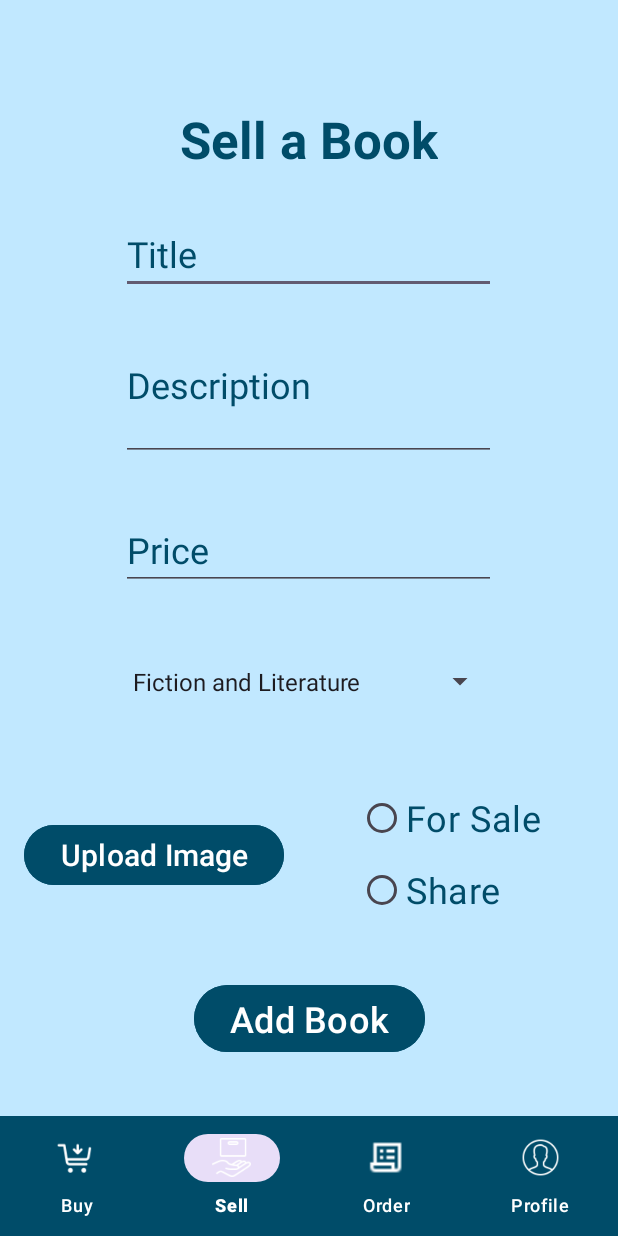
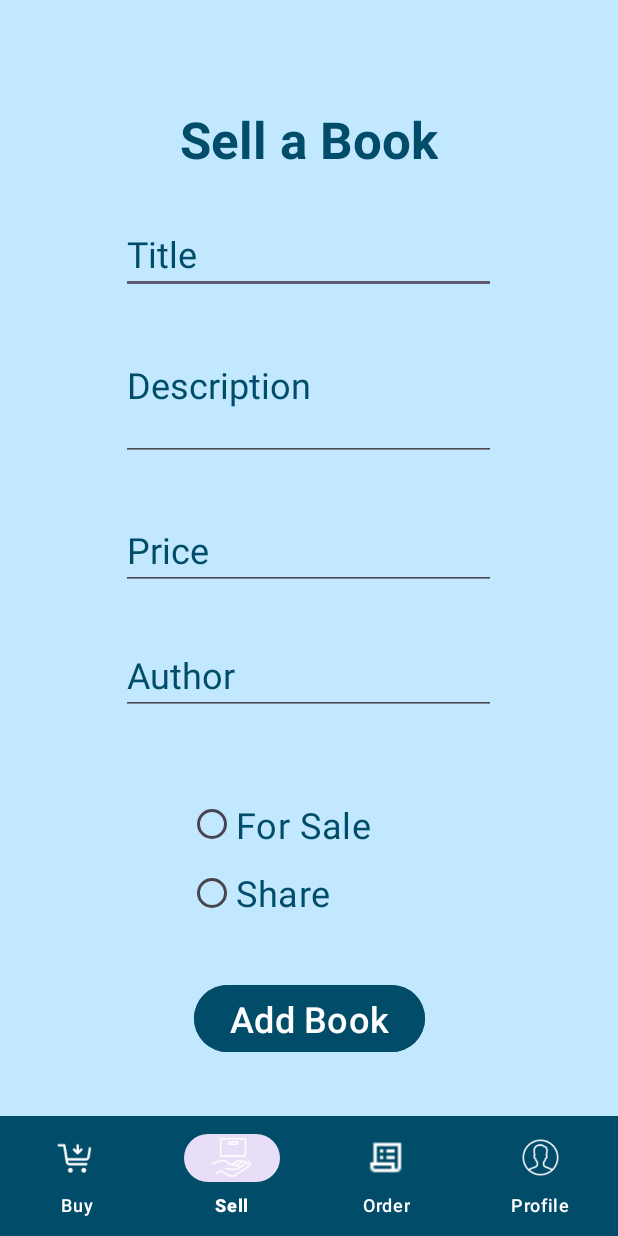
Before and after one commit to noobj/Group5-Bookhub, an Android app: the SellBookActivity screen opened directly, with no data from a screen before it, on a phone screen of 412 x 824 dp. Run offline under Robolectric (Android 15) with nearby library versions, the phone set to English and light mode, and no system bars.

Commit message:
fix: remove upload btn

```diff
--- a/app/src/main/res/layout/activity_sell_book.xml
+++ b/app/src/main/res/layout/activity_sell_book.xml
@@ -73,41 +73,29 @@
         app:layout_constraintTop_toBottomOf="@+id/tvTitleSell"
         app:layout_constraintVertical_bias="0.346" />
 
-    <Spinner
-        android:id="@+id/spinnerCategory"
+    <EditText
+        android:id="@+id/edAuthor"
         android:layout_width="250dp"
         android:layout_height="50dp"
-        android:entries="@array/groupCategory"
-        android:prompt="@string/hintCategory"
-        android:spinnerMode="dialog"
+        android:ems="10"
+        android:hint="@string/hintAuthor"
+        android:importantForAutofill="no"
+        android:inputType="text"
+        android:textColorHint="@color/text"
+        android:textSize="24sp"
         app:layout_constraintBottom_toBottomOf="parent"
         app:layout_constraintEnd_toEndOf="parent"
         app:layout_constraintHorizontal_bias="0.496"
         app:layout_constraintStart_toStartOf="parent"
         app:layout_constraintTop_toBottomOf="@+id/tvTitleSell"
-        app:layout_constraintVertical_bias="0.477" />
-
-    <Button
-        android:id="@+id/btnUploadImg"
-        android:layout_width="wrap_content"
-        android:layout_height="wrap_content"
-        android:backgroundTint="@color/text"
-        android:text="@string/btnUploadImg"
-        android:textSize="20sp"
-        app:layout_constraintBottom_toBottomOf="parent"
-        app:layout_constraintEnd_toEndOf="parent"
-        app:layout_constraintHorizontal_bias="0.067"
-        app:layout_constraintStart_toStartOf="parent"
-        app:layout_constraintTop_toTopOf="parent"
-        app:layout_constraintVertical_bias="0.704" />
+        app:layout_constraintVertical_bias="0.473" />
 
     <RadioGroup
         android:id="@+id/radioGroup"
-        android:layout_width="157dp"
-        android:layout_height="wrap_content"
+        android:layout_width="161dp"
+        android:layout_height="91dp"
         app:layout_constraintBottom_toBottomOf="parent"
         app:layout_constraintEnd_toEndOf="parent"
-        app:layout_constraintHorizontal_bias="0.937"
         app:layout_constraintStart_toStartOf="parent"
         app:layout_constraintTop_toTopOf="parent"
         app:layout_constraintVertical_bias="0.716"
@@ -117,7 +105,7 @@
             android:id="@+id/rdForSale"
             android:layout_width="match_parent"
             android:layout_height="wrap_content"
-            android:minHeight="48dp"
+            android:minHeight="50dp"
             android:text="@string/rdForSale"
             android:textColor="@color/text"
             android:textSize="24sp" />
@@ -126,10 +114,11 @@
             android:id="@+id/rdShare"
             android:layout_width="match_parent"
             android:layout_height="wrap_content"
-            android:minHeight="48dp"
+            android:minHeight="50dp"
             android:text="@string/rdShare"
             android:textColor="@color/text"
-            android:textSize="24sp" />
+            android:textSize="24sp"
+            tools:ignore="TouchTargetSizeCheck" />
     </RadioGroup>
 
     <Button
--- a/app/src/main/res/values/strings.xml
+++ b/app/src/main/res/values/strings.xml
@@ -52,11 +52,7 @@
     <string name="hintDescription">Description</string>
     <string name="hintPrice">Price</string>
     <string name="hintCategory">Select Category</string>
-    <string-array name="groupCategory">
-        <item>Fiction and Literature</item>
-        <item>Nonfiction</item>
-        <item>Kids</item>
-    </string-array>
+    <string name="hintAuthor">Author</string>
     <string name="btnUploadImg">Upload Image</string>
     <string name="rdForSale">For Sale</string>
     <string name="rdShare">Share</string>
```
